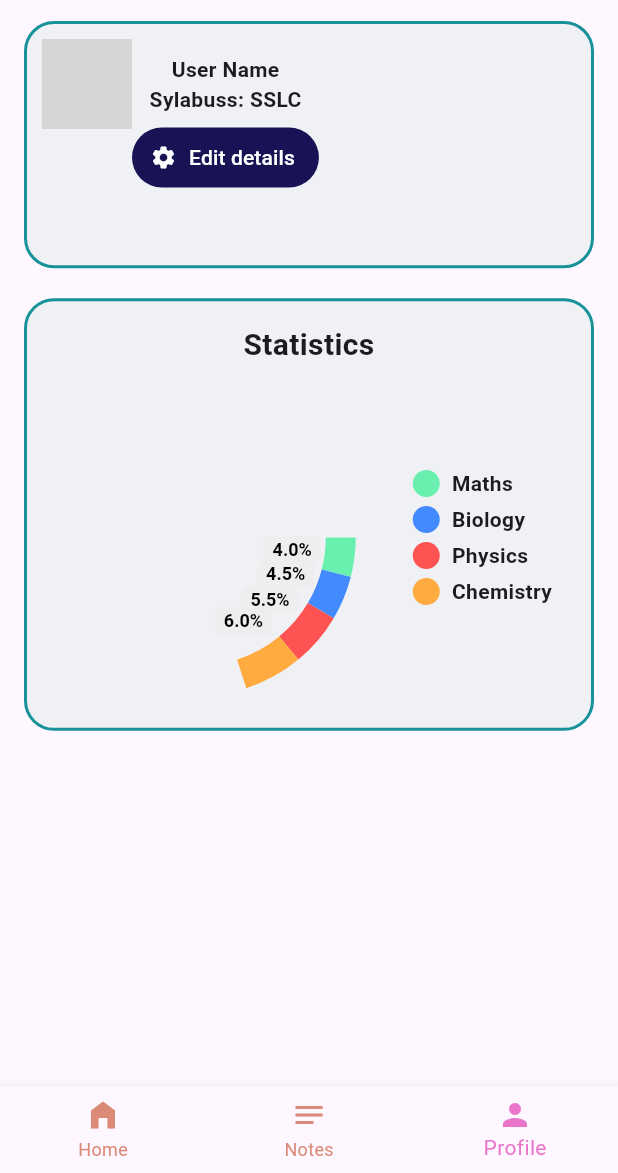
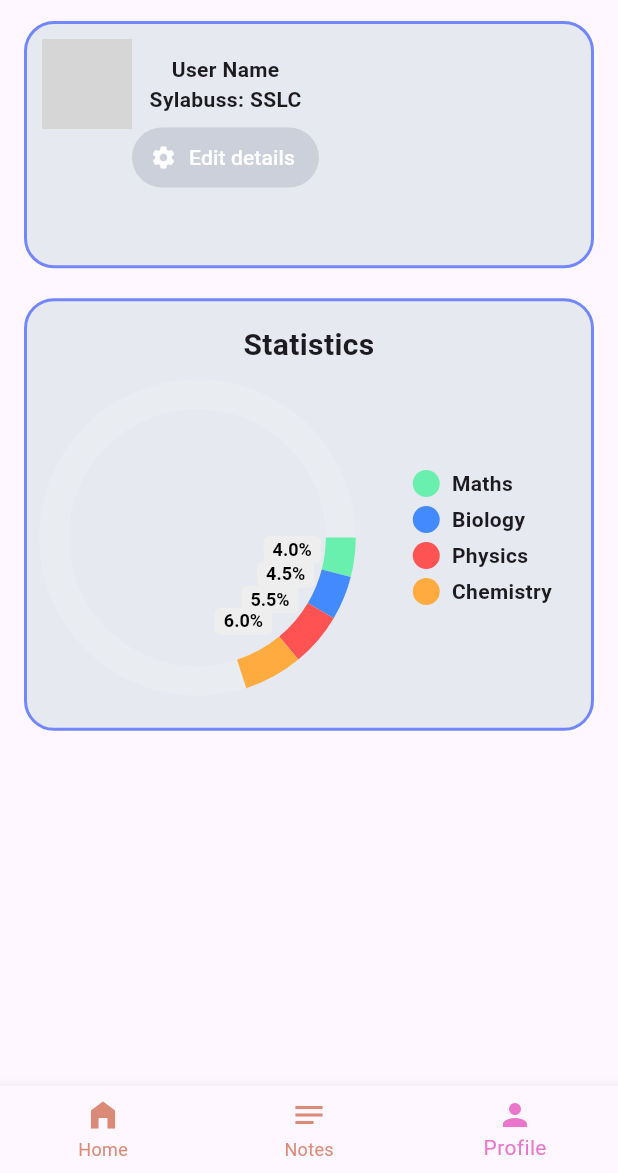
Before and after one commit to GAMEA9G/qremo, a Flutter app: the screen it shows after launch, item 3 of the bottom bar chosen, on a phone screen of 412 x 824 dp, the part 63-1236 px from its top. Run offline on Flutter 3.47's test engine with Material 3 defaults, Android fonts, the light colour scheme and no system bars; drawn by our look-alikes of pie_chart; our stand-ins replace flutter_svg, sleek_circular_slider; missing offline and left inert: image_size_getter, image_size_getter_http_input; network calls fail; grey boxes are pictures that could not be loaded.

Commit message:
added practice menu and start practice menu and made custom widgets for modularity and readablity

```diff
--- a/lib/colors.dart
+++ b/lib/colors.dart
@@ -29,10 +29,22 @@ Color sappireLight = Color.fromRGBO(32, 159, 181, 1);
 Color blueDark = Color.fromRGBO(137, 180, 250, 1);
 Color blueLight = Color.fromRGBO(30, 102, 245, 1);
 Color lavenderDark =  Color.fromRGBO(180, 190, 254, 1);
+Color lavenderLight =  Color.fromRGBO(114, 135, 253, 1);
+
+Color surface2Light = Color.fromRGBO(172, 176, 196,1 );
+Color surface1Light = Color.fromRGBO(188, 192, 204,1 );
+
+Color surface0Light = Color.fromRGBO(204, 208, 218,1 );
+
+Color surface2Dark = Color.fromRGBO(88, 91, 112,1 );
+
+Color surface1Dark = Color.fromRGBO(69, 71, 90,1 );
+Color surface0Dark = Color.fromRGBO(49, 50, 68, 1);
 Color textDark =  Color.fromRGBO(205, 214, 244, 1) ;
 Color textLight = Color.fromRGBO(76, 79, 105, 1);
 Color baseDark =  Color.fromRGBO(30, 30, 46, 1);
 Color baseLight = Color.fromRGBO(239, 241, 245, 1);
 Color mantleDark =  Color.fromRGBO(24,24, 27, 1) ;
+Color mantleLight = Color.fromRGBO(230, 233, 239, 1);
 Color crustDark =  Color.fromRGBO(17, 17, 27, 1) ;
 Color crustLight = Color.fromRGBO(220, 224, 232, 1);
--- /dev/null
+++ b/lib/custom-wigets.dart
@@ -0,0 +1,25 @@
+part of 'main.dart';
+
+
+class ThemedBox extends StatelessWidget {
+
+  final Widget? child;
+
+  final double height ;
+  final EdgeInsetsGeometry margin;
+
+  const ThemedBox({Key? key,  this.child , required this.height,this.margin= EdgeInsets.zero}) : super(key: key);
+
+
+  @override
+
+  Widget build(BuildContext context) {
+    double width = MediaQuery.of(context).size.width;
+    Color borderColor = Theme.of(context).brightness == Brightness.dark ? lavenderDark :lavenderLight;
+    Color boxColor = Theme.of(context).brightness == Brightness.dark ? mantleDark :mantleLight;
+
+
+
+    return Container(width: width,height: height,decoration: BoxDecoration(color:boxColor, border: Border.all(color:borderColor ,width: 2), borderRadius: BorderRadius.circular(20)),child: child,margin: margin,); }
+
+}
--- a/lib/home.dart
+++ b/lib/home.dart
@@ -10,7 +10,7 @@ class HomePageNew extends StatefulWidget {
 class _HomePageNew extends State<HomePageNew> with WidgetsBindingObserver {
 
 
-  Key Svgkey = UniqueKey();
+
      @override
   Widget build(BuildContext context) {
 
@@ -105,7 +105,7 @@ class _HomePageNew extends State<HomePageNew> with WidgetsBindingObserver {
                                 child: SvgPicture.asset(
 
                                   Theme.of(context).brightness == Brightness.dark ?  'asset/${subjectsList[i]}.svg' :  'asset/${subjectsList[i]}_light.svg',
-                                  fit: BoxFit.cover,key:Svgkey ,
+                                  fit: BoxFit.cover ,
                                 )),
                                SleekCircularSlider(appearance: CircularSliderAppearance(customColors: CustomSliderColors(progressBarColor: Theme.of(context).brightness == Brightness.light ? peachLight :peachDark ,shadowColor: baseDark) ,customWidths: CustomSliderWidths(progressBarWidth: 5,handlerSize: 0,),size: (MediaQuery.of(context).size.width -60) /3),min: 0,max: 100,initialValue: 50 ,innerWidget: (double value){var roundvalue = value.toStringAsFixed(1); return Column(children: [SizedBox(height:(MediaQuery.of(context).size.width -110) /3),Text('$roundvalue %' ,style: TextStyle(fontSize: 10,fontWeight: FontWeight.bold))],);},),
 
--- a/lib/notes.dart
+++ b/lib/notes.dart
@@ -24,8 +24,8 @@ class NotesPage extends StatelessWidget {
           itemBuilder: (context, i) {
             return ListTile(
               leading: SvgPicture.asset(
-                'asset/${subjectsList[i]}.svg',
-                width: 40,
+                Theme.of(context).brightness == Brightness.dark ?  'asset/${subjectsList[i]}.svg' :  'asset/${subjectsList[i]}_light.svg',
+                                  fit: BoxFit.cover,                width: 40,
                 height: 40,
               ),
               title: Text(subjectsList[i]),
--- a/lib/profile.dart
+++ b/lib/profile.dart
@@ -23,18 +23,11 @@ class Profile extends StatelessWidget {
             body: SingleChildScrollView(
           child: Column(
             children: [
-              Container(
-                  width: MediaQuery.of(context)
-                      .size
-                      .width, // Use full screen width
+              ThemedBox(
+                  // Use full screen width
                   height: MediaQuery.of(context).size.width *
                       0.40, // Set height relative to width
 
-                  decoration: BoxDecoration(
-                      color: Theme.of(context).brightness == Brightness.dark ? baseDark :baseLight,
-
-                      border: Border.all(color: Theme.of(context).brightness ==Brightness.light ? tealLight : tealDark,width: 2,),
-                      borderRadius: BorderRadius.circular(20)),
 
                   child: Center(
                     child: Row(children: [
@@ -79,10 +72,9 @@ class Profile extends StatelessWidget {
                                   label: const Text('Edit details'),
                                   style: TextButton.styleFrom(
                                       foregroundColor: Colors.white,
-                                      backgroundColor:
-                                          Color.fromRGBO(24, 19, 84, 1)),
+                                      backgroundColor: Theme.of(context).brightness == Brightness.dark ? surface0Dark: surface0Light                                          ,
                                 ),
-                              )
+                              ))
                             ],
                           )),
                     ]),
@@ -94,16 +86,9 @@ class Profile extends StatelessWidget {
                 child: Stack(
                   children: [
                     // Container with the background and content
-                    Container(
-                        decoration: BoxDecoration(
-                          borderRadius: BorderRadius.circular(20),
-                 border: Border.all(color: Theme.of(context).brightness ==Brightness.light ? tealLight : tealDark,width: 2,),
-
-                          color: Theme.of(context).brightness == Brightness.dark ? baseDark :baseLight,
-                        ),
-                        height: MediaQuery.of(context).size.height * 0.35,
-                        width: 400,
-                        child: Column(
+                    ThemedBox(
+                                                height: MediaQuery.of(context).size.height * 0.35,
+                                               child: Column(
                           children: [
                             SizedBox(
                               height: 15.0,
--- a/pubspec.yaml
+++ b/pubspec.yaml
@@ -17,6 +17,7 @@ dependencies:
   pie_chart: ^5.4.0
   sleek_circular_slider: ^2.0.1
   provider: ^6.1.4
+  image_size_getter_http_input: ^2.1.0
 
 dev_dependencies:
   flutter_test:
```
Also changed, not shown: lib/Practice.dart (deleted, +0 -11 lines), lib/Start_practice.dart (+39 -12 lines), lib/edit.dart (added, +16 -0 lines), lib/main.dart (+7 -1 lines), lib/practice.dart (added, +75 -0 lines), lib/subject.dart (+7 -14 lines), pubspec.lock, 1 other file.
